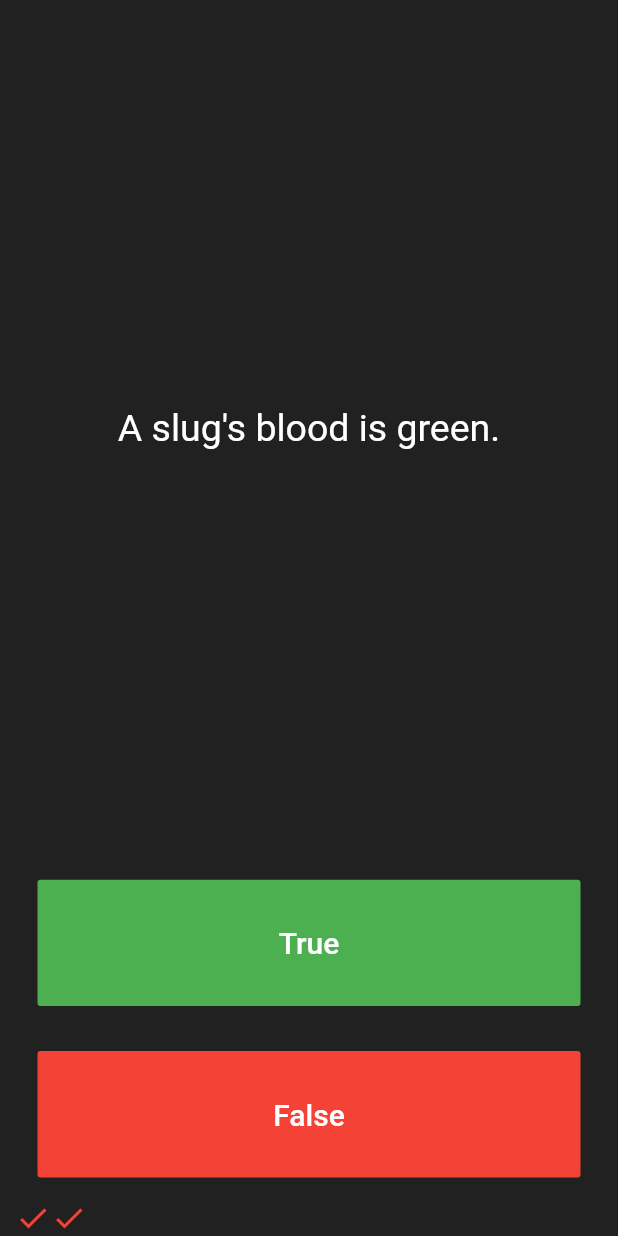
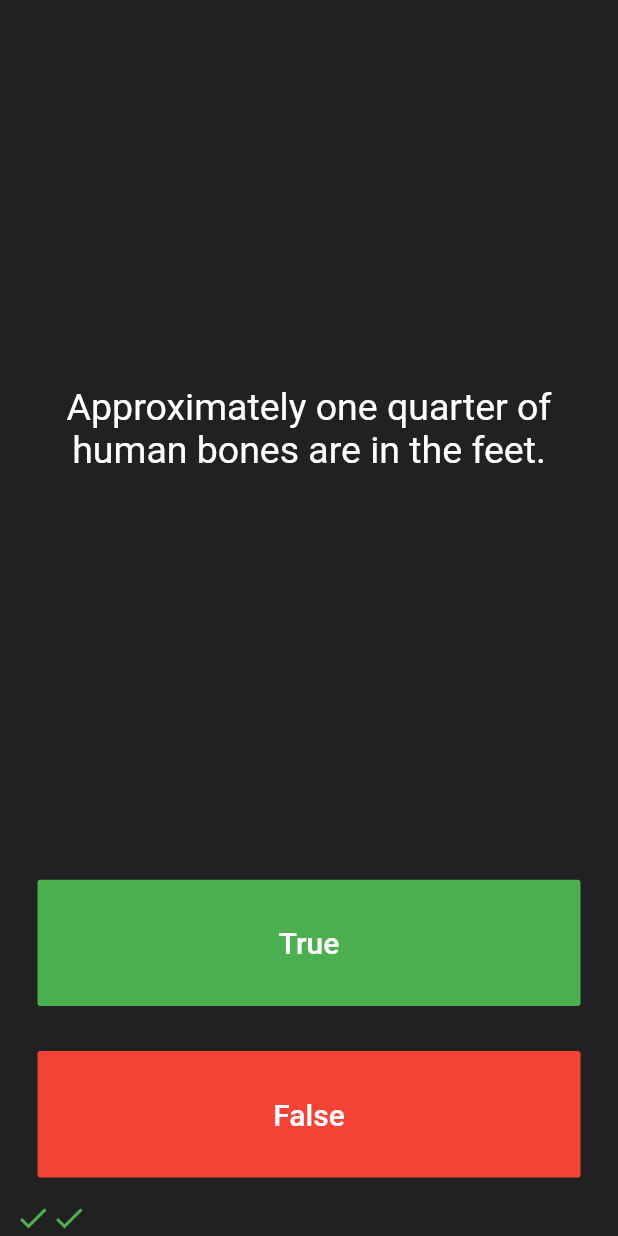
Before and after one commit to jedchoi/quizzler-flutter, a Flutter app: the screen it shows after launch, after a tap on "True", after a tap on "False", on a phone screen of 412 x 824 dp. Run offline on Flutter 3.47's test engine with Material 2 defaults, Android fonts, the phone set to English and light mode, and no system bars.

Commit message:
Question, quizBrain 클래스 추가

```diff
--- a/lib/main.dart
+++ b/lib/main.dart
@@ -1,4 +1,5 @@
 import 'package:flutter/material.dart';
+import 'package:quizzler/quiz_brain.dart';
 
 void main() => runApp(Quizzler());
 
@@ -26,13 +27,8 @@ class QuizPage extends StatefulWidget {
 
 class _QuizPageState extends State<QuizPage> {
   List<Widget> scoreKeeper = [];
-  List<String> question = [
-    'You can lead a cow down stairs but not up stairs.',
-    'Approximately one quarter of human bones are in the feet.',
-    'A slug\'s blood is green.',
-  ];
   int questionNumber = 0;
-  List<bool> answer = [false, true, true];
+  QuizBrain quizBrain = QuizBrain();
 
   @override
   Widget build(BuildContext context) {
@@ -46,7 +42,7 @@ class _QuizPageState extends State<QuizPage> {
             padding: EdgeInsets.all(10.0),
             child: Center(
               child: Text(
-                question[questionNumber],
+                quizBrain.questionBank[questionNumber].questionText,
                 textAlign: TextAlign.center,
                 style: TextStyle(
                   fontSize: 25.0,
@@ -72,7 +68,8 @@ class _QuizPageState extends State<QuizPage> {
               onPressed: () {
                 //The user picked true.
 
-                if (answer[questionNumber] == true) {
+                if (quizBrain.questionBank[questionNumber].questionAnswer ==
+                    true) {
                   scoreKeeper.add(Icon(
                     Icons.check,
                     color: Colors.green,
@@ -106,7 +103,8 @@ class _QuizPageState extends State<QuizPage> {
                 ),
               ),
               onPressed: () {
-                if (answer[questionNumber] == false) {
+                if (quizBrain.questionBank[questionNumber].questionAnswer ==
+                    false) {
                   scoreKeeper.add(Icon(
                     Icons.check,
                     color: Colors.green,
--- /dev/null
+++ b/lib/question.dart
@@ -0,0 +1,9 @@
+class Question {
+  String questionText;
+  bool questionAnswer;
+
+  Question(String question, bool answer) {
+    questionText = question;
+    questionAnswer = answer;
+  }
+}
--- /dev/null
+++ b/lib/quiz_brain.dart
@@ -0,0 +1,31 @@
+import 'question.dart';
+
+class QuizBrain {
+  List<Question> questionBank = [
+    Question('Some cats are actually allergic to humans', true),
+    Question('You can lead a cow down stairs but not up stairs.', false),
+    Question('Approximately one quarter of human bones are in the feet.', true),
+    Question('A slug\'s blood is green.', true),
+    Question('Buzz Aldrin\'s mother\'s maiden name was \"Moon\".', true),
+    Question('It is illegal to pee in the Ocean in Portugal.', true),
+    Question(
+        'No piece of square dry paper can be folded in half more than 7 times.',
+        false),
+    Question(
+        'In London, UK, if you happen to die in the House of Parliament, you are technically entitled to a state funeral, because the building is considered too sacred a place.',
+        true),
+    Question(
+        'The loudest sound produced by any animal is 188 decibels. That animal is the African Elephant.',
+        false),
+    Question(
+        'The total surface area of two human lungs is approximately 70 square metres.',
+        true),
+    Question('Google was originally called \"Backrub\".', true),
+    Question(
+        'Chocolate affects a dog\'s heart and nervous system; a few ounces are enough to kill a small dog.',
+        true),
+    Question(
+        'In West Virginia, USA, if you accidentally hit an animal with your car, you are free to take it home to eat.',
+        true),
+  ];
+}
```
